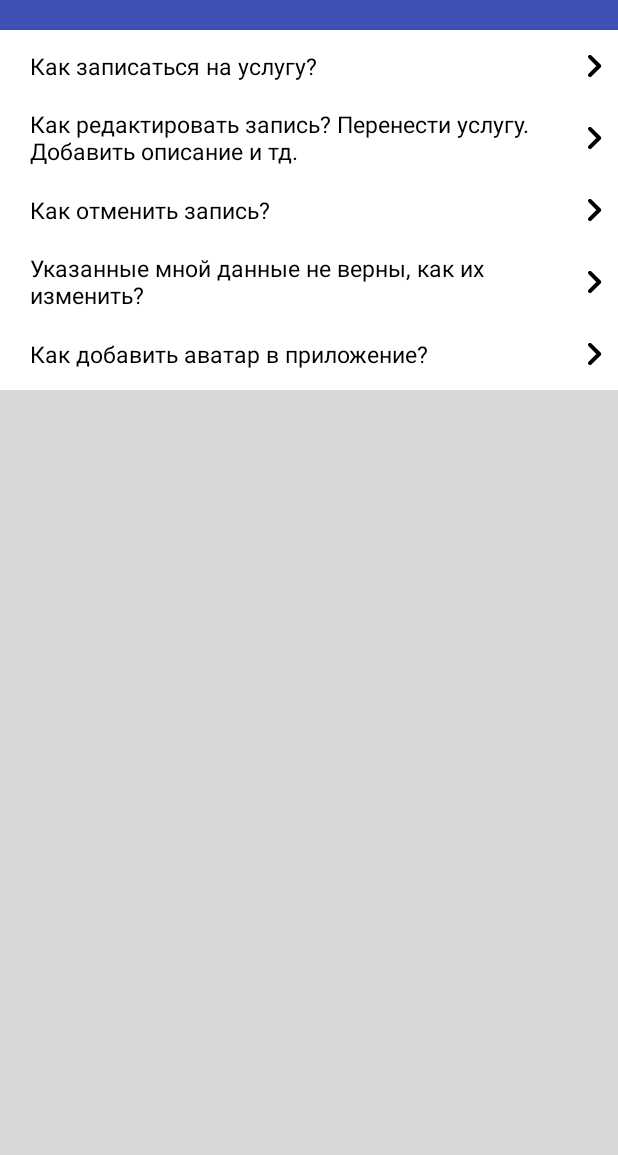
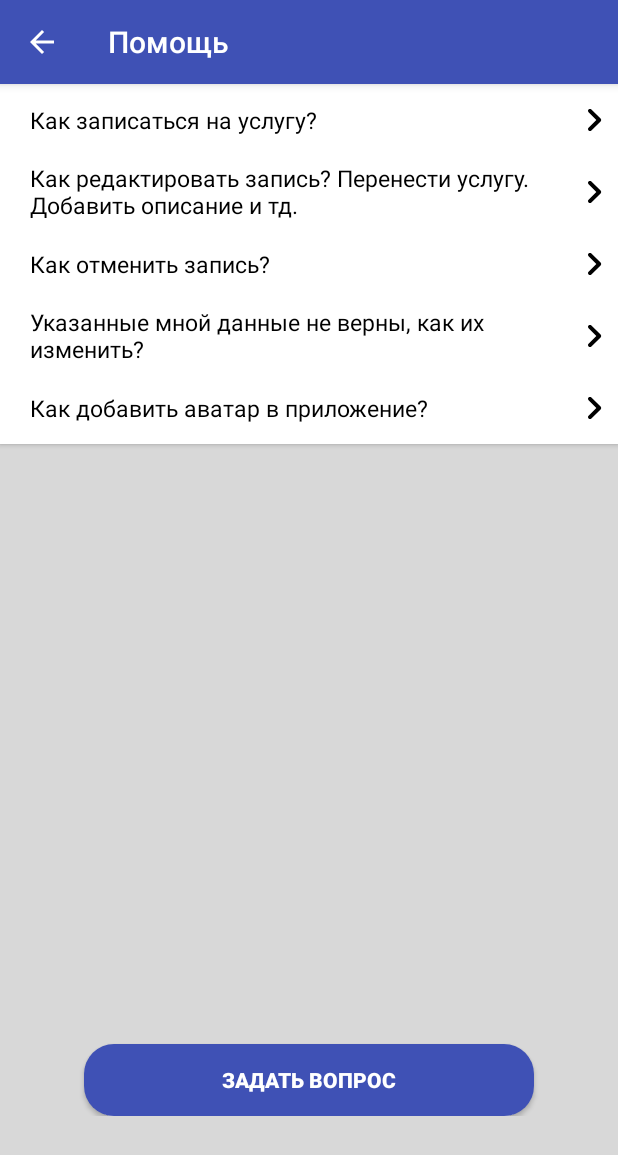
Before and after one commit to darkice-dev/ClientServise, an Android app: the HelpActivity screen opened directly, with no data from a screen before it, on a phone screen of 412 x 824 dp. Shown: the top 1155 px of the screen. Run offline under Robolectric (Android 15) with nearby library versions, the phone set to English and light mode, and no system bars.

Commit message:
Added ActionBar with "back" button. Changed Status bar color.

```diff
--- a/app/src/main/java/com/project/clientservise1/CompanyViewActivity.java
+++ b/app/src/main/java/com/project/clientservise1/CompanyViewActivity.java
@@ -27,6 +27,8 @@ public class CompanyViewActivity extends AppCompatActivity {
         super.onCreate(savedInstanceState);
         setContentView(R.layout.activity_company_view);
 
+        getSupportActionBar().hide();
+
         final ListView listView = findViewById(R.id.lv_service);
         ListServiceAdapter adapter = new ListServiceAdapter(this, service, price, timeWork);
         listView.setAdapter(adapter);
--- a/app/src/main/java/com/project/clientservise1/EnterActivity.java
+++ b/app/src/main/java/com/project/clientservise1/EnterActivity.java
@@ -14,6 +14,8 @@ public class EnterActivity extends AppCompatActivity {
     protected void onCreate(Bundle savedInstanceState) {
         super.onCreate(savedInstanceState);
         setContentView(R.layout.activity_enter);
+
+        getSupportActionBar().hide();
 
         Button btnEnter = findViewById(R.id.btn_enter);
         TextView help = findViewById(R.id.tv_btn_help);
--- a/app/src/main/java/com/project/clientservise1/HelpActivity.java
+++ b/app/src/main/java/com/project/clientservise1/HelpActivity.java
@@ -1,20 +1,33 @@
 package com.project.clientservise1;
 
+import androidx.appcompat.app.ActionBar;
 import androidx.appcompat.app.AppCompatActivity;
+import androidx.core.app.NavUtils;
 
 import android.content.Intent;
 import android.opengl.Visibility;
 import android.os.Bundle;
+import android.view.MenuInflater;
+import android.view.MenuItem;
 import android.view.View;
 import android.widget.Button;
 import android.widget.TextView;
 
 public class HelpActivity extends AppCompatActivity {
 
+
+
+
+
     @Override
     protected void onCreate(Bundle savedInstanceState) {
         super.onCreate(savedInstanceState);
         setContentView(R.layout.activity_help);
+
+        ActionBar actionBar = getSupportActionBar();
+        actionBar.setHomeButtonEnabled(true);
+        actionBar.setDisplayHomeAsUpEnabled(true);
+        actionBar.setTitle("Помощь");
 
         Button btnRecord11 = findViewById(R.id.btn_record11);
         Button btnRecord21 = findViewById(R.id.btn_record21);
@@ -97,4 +110,11 @@ public class HelpActivity extends AppCompatActivity {
             btnRecord15.setVisibility(View.VISIBLE);
         });
     }
+
+    @Override
+    public boolean onSupportNavigateUp() {
+        onBackPressed();
+        return true;
+    }
+
 }
--- a/app/src/main/java/com/project/clientservise1/MainActivity.java
+++ b/app/src/main/java/com/project/clientservise1/MainActivity.java
@@ -21,6 +21,8 @@ public class MainActivity extends AppCompatActivity {
     protected void onCreate(Bundle savedInstanceState) {
         super.onCreate(savedInstanceState);
         setContentView(R.layout.activity_main);
+
+        getSupportActionBar().hide();
 
         mMainFrame = findViewById(R.id.main_frame);
         mMainNav = findViewById(R.id.main_nav);
--- a/app/src/main/java/com/project/clientservise1/RegistrationActivity.java
+++ b/app/src/main/java/com/project/clientservise1/RegistrationActivity.java
@@ -14,6 +14,8 @@ public class RegistrationActivity extends AppCompatActivity {
     protected void onCreate(Bundle savedInstanceState) {
         super.onCreate(savedInstanceState);
         setContentView(R.layout.activity_registration);
+
+        getSupportActionBar().hide();
 
 
         Button btnNext = findViewById(R.id.b_next);
--- a/app/src/main/java/com/project/clientservise1/RegistrationClient.java
+++ b/app/src/main/java/com/project/clientservise1/RegistrationClient.java
@@ -19,6 +19,8 @@ public class RegistrationClient extends AppCompatActivity {
         super.onCreate(savedInstanceState);
         setContentView(R.layout.activity_registration_client);
 
+        getSupportActionBar().hide();
+
         Button endReg = findViewById(R.id.b_reg);
         EditText Password = findViewById(R.id.PasswordClient);
         final TextView HelpPass = findViewById(R.id.HelpMassage);
--- a/app/src/main/java/com/project/clientservise1/RegistrationCompany.java
+++ b/app/src/main/java/com/project/clientservise1/RegistrationCompany.java
@@ -19,6 +19,8 @@ public class RegistrationCompany extends AppCompatActivity {
         super.onCreate(savedInstanceState);
         setContentView(R.layout.activity_registration_company);
 
+        getSupportActionBar().hide();
+
         Button btnEndRegCom = findViewById(R.id.b_regCom);
         EditText editTextPassword = findViewById(R.id.PasswordCompany);
         final TextView HelpPass = findViewById(R.id.HelpMassage);
--- a/app/src/main/java/com/project/clientservise1/SplashActivity.java
+++ b/app/src/main/java/com/project/clientservise1/SplashActivity.java
@@ -14,6 +14,7 @@ public class SplashActivity extends AppCompatActivity {
     protected void onCreate(Bundle savedInstanceState) {
         super.onCreate(savedInstanceState);
         startActivity(new Intent(this, MainActivity.class));
+
         finishAffinity();
     }
 
--- a/app/src/main/res/layout/activity_help.xml
+++ b/app/src/main/res/layout/activity_help.xml
@@ -9,17 +9,11 @@
     <RelativeLayout
         android:layout_width="match_parent"
         android:layout_height="wrap_content">
-        <TextView
-            android:id="@+id/tv_otstup"
-            android:layout_width="match_parent"
-            android:layout_height="20dp"
-            android:background="@color/colorPrimary"/>
 
         <Button
             android:id="@+id/btn_record11"
             android:layout_width="match_parent"
             android:layout_height="wrap_content"
-            android:layout_below="@+id/tv_otstup"
             android:background="@color/colorWhite"
             android:text="Как записаться на услугу?"
             android:paddingLeft="20dp"
@@ -33,7 +27,6 @@
             android:id="@+id/btn_record21"
             android:layout_width="match_parent"
             android:layout_height="wrap_content"
-            android:layout_below="@+id/tv_otstup"
             android:background="@color/colorWhite"
             android:text="Как записаться на услугу?"
             android:paddingLeft="20dp"
@@ -269,5 +262,17 @@
                 android:lineHeight="25dp"
                 android:visibility="gone" />
         </LinearLayout>
+
+        <Button
+            android:id="@+id/btn_ask_question"
+            android:layout_width="300dp"
+            android:layout_height="wrap_content"
+            android:layout_below="@id/ll_record5"
+            android:background="@drawable/button_style"
+            android:text="Задать вопрос"
+            android:layout_centerHorizontal="true"
+            android:layout_marginTop="400dp"
+            android:textColor="@color/colorWhite"
+            android:textStyle="bold" />
     </RelativeLayout>
 </ScrollView>
--- a/app/src/main/res/layout/fragment_note.xml
+++ b/app/src/main/res/layout/fragment_note.xml
@@ -31,6 +31,7 @@
         android:textAlignment="center"/>
 
     <Button
+        android:id="@+id/btn_note"
         android:layout_width="200dp"
         android:layout_height="wrap_content"
         android:layout_below="@+id/tv_help"
--- a/app/src/main/res/values/styles.xml
+++ b/app/src/main/res/values/styles.xml
@@ -1,12 +1,13 @@
 <resources>
 
     <!-- Base application theme. -->
-    <style name="AppTheme" parent="Theme.AppCompat.Light.NoActionBar">
+    <style name="AppTheme" parent="Theme.AppCompat.Light.DarkActionBar">
         <!-- Customize your theme here. -->
         <item name="colorPrimary">@color/colorPrimary</item>
-        <item name="colorPrimaryDark">@color/colorPrimaryDark</item>
+        <item name="colorPrimaryDark">@color/colorPrimary</item>
         <item name="colorAccent">@color/colorAccent</item>
     </style>
+
 
     <style name="SplashTheme" parent="Theme.AppCompat.NoActionBar">
         <item name="android:windowBackground">@drawable/splash_background</item>
```
Also changed, not shown: app/src/main/AndroidManifest.xml (+5 -4 lines), app/src/main/java/com/project/clientservise1/NoteFragment.java (+4 -3 lines), app/src/main/java/com/project/clientservise1/OptionNotifyActivity.java (added, +14 -0 lines), app/src/main/res/layout/activity_option_notify.xml (added, +9 -0 lines).
